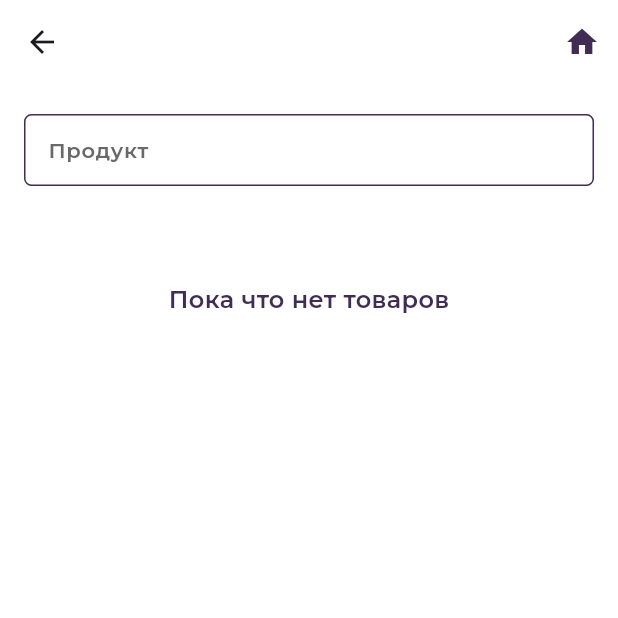
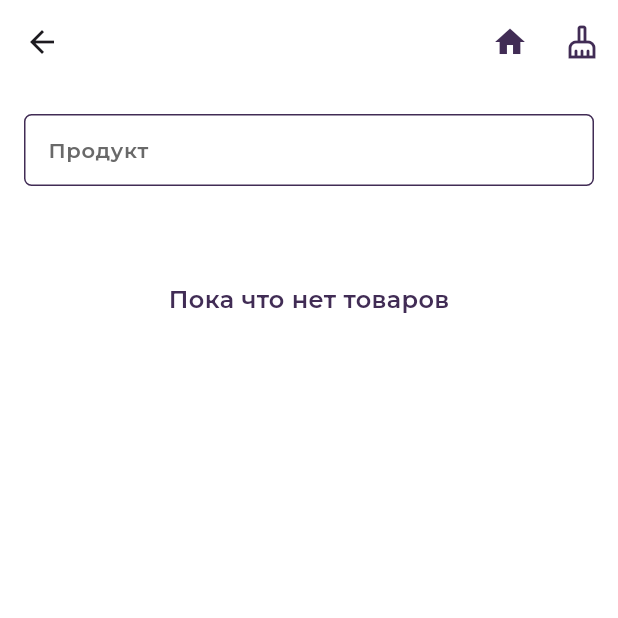
Before and after one commit to antonio63963/doShop, a Flutter app: the ProductsListScreen screen opened directly with empty values, on a phone screen of 412 x 824 dp, the top half of it. Run offline on Flutter 3.47's test engine with Material 3 defaults, Android fonts, the phone set to English and light mode, and no system bars; our stand-ins replace carousel_slider, flutter_slidable, flutter_svg, get_it, image_picker, logger and 2 more; accounts and stored records are empty; project files that could hold a hidden picture were left out.

Commit message:
refactoring products screen + clean list in appBar

```diff
--- a/lib/screens/products_list_screen/view/products_list_screen.dart
+++ b/lib/screens/products_list_screen/view/products_list_screen.dart
@@ -1,4 +1,9 @@
 import 'package:doshop_app/forms/product_form/product_form.dart';
+import 'package:doshop_app/forms/select_list_alert/select_list_alert.dart';
+import 'package:doshop_app/providers/product_in_list_provider.dart';
+import 'package:doshop_app/screens/products_list_screen/view/widgets/actions.dart';
+import 'package:doshop_app/utils/constants.dart';
+import 'package:doshop_app/utils/helper.dart';
 import 'package:doshop_app/utils/show_modal.dart';
 import 'package:flutter/material.dart';
 import 'package:provider/provider.dart';
@@ -43,8 +48,8 @@ class _ProductsListScreenState extends State<ProductsListScreen> {
   @override
   void didChangeDependencies() {
     if (!isInit) {
-      _screenArguments =
-          ModalRoute.of(context)?.settings.arguments as ProductsListScreenArguments;
+      _screenArguments = ModalRoute.of(context)?.settings.arguments
+          as ProductsListScreenArguments;
       productProvider = Provider.of<ProductProvider>(context);
       Provider.of<ProductProvider>(context)
           .getProductsByCategory(context, _screenArguments.id);
@@ -57,7 +62,7 @@ class _ProductsListScreenState extends State<ProductsListScreen> {
 
   @override
   void dispose() {
-    productProvider.creanProductsList();
+    productProvider.onLeave();
     super.dispose();
   }
 
@@ -66,11 +71,10 @@ class _ProductsListScreenState extends State<ProductsListScreen> {
     _productsList = productProvider.products;
 
     return Scaffold(
-      appBar: AppBarMain(
-        appBar: AppBar(),
-        title: _screenArguments.title,
-        subtitle: _screenArguments.subtitle ?? '',
-        onMenu: () {},
+      appBar: AppBar(
+        title: Text(
+            '${_screenArguments.title} ${_screenArguments.subtitle ?? ''}'),
+        actions: getActions(context),
       ),
       body: PageContentWrapper(
         onRefresh: () =>
@@ -96,7 +100,14 @@ class _ProductsListScreenState extends State<ProductsListScreen> {
               icon: Icons.add,
             )
           : FAB(
-              onClick: () {},
+              onClick: () {
+                // Provider.of<ProductInListProvider>(context).insertMany(context, _productsList)
+                showDialog(
+                    context: context,
+                    builder: (_) {
+                      return SelectListAlert();
+                    });
+              },
               svgPath: 'assets/icons/addToList.svg',
             ),
     );
--- /dev/null
+++ b/lib/screens/products_list_screen/view/widgets/actions.dart
@@ -0,0 +1,25 @@
+import 'package:doshop_app/providers/product_provider.dart';
+import 'package:doshop_app/utils/constants.dart';
+import 'package:flutter/material.dart';
+import 'package:provider/provider.dart';
+
+List<Widget> getActions(BuildContext context) {
+  return [
+    IconButton(
+      onPressed: () => Navigator.of(context)
+          .pushNamedAndRemoveUntil('/', (Route<dynamic> route) => false),
+      icon: const Icon(
+        Icons.home,
+        color: MyColors.primary,
+      ),
+    ),
+    IconButton(
+      onPressed: () => Provider.of<ProductProvider>(context, listen: false)
+          .creanProductsListAmount(),
+      icon: const Icon(
+        Icons.cleaning_services_outlined,
+        color: MyColors.primary,
+      ),
+    ),
+  ];
+}
```
Also changed, not shown: lib/providers/product_provider.dart (+25 -8 lines).
